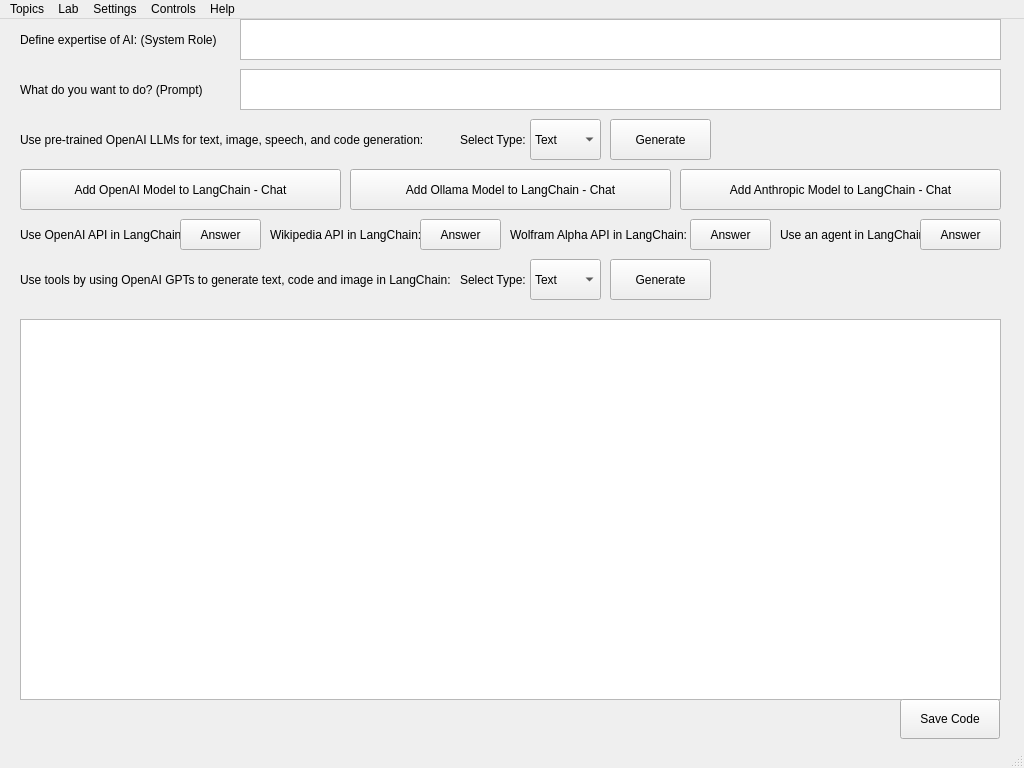
First picture: the form in ui.ui, repository mehrdadeahady/CV_with_ML_and_DL, before the edit.
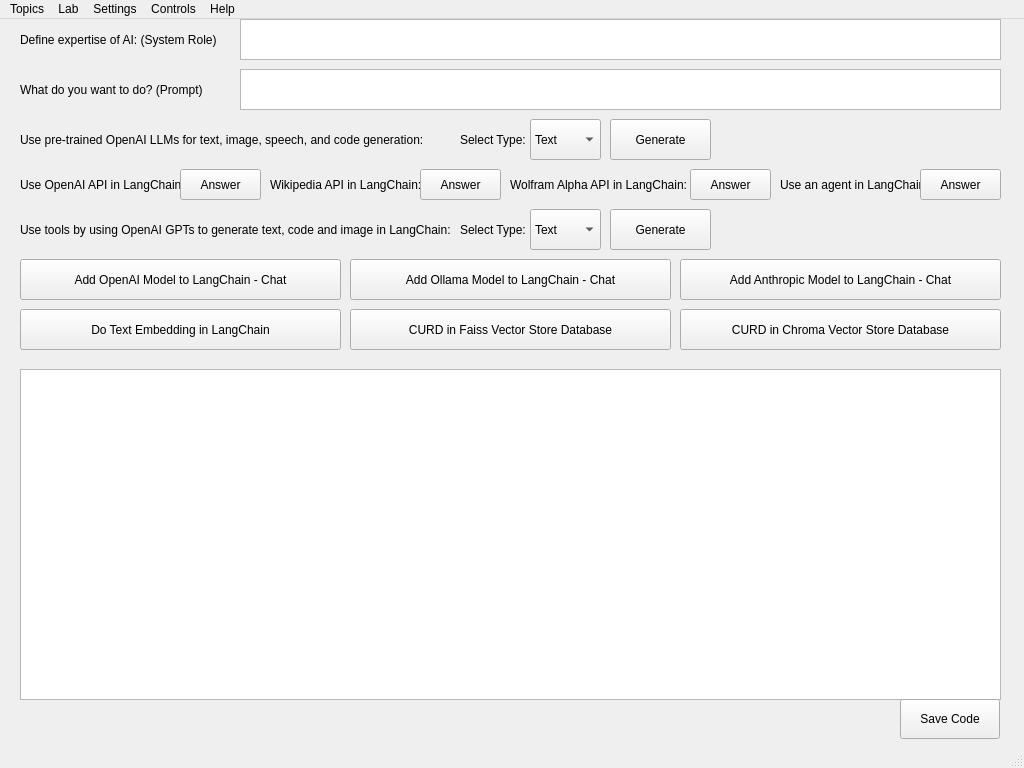
Second picture: the form after the edit. Icons and pictures are not drawn.

Commit message: Text Embedding in LangChain and CRUD in Chroma and Faiss Vector Store Databases added.

```diff
--- a/ui.ui
+++ b/ui.ui
@@ -7640,9 +7640,9 @@
       <property name="geometry">
        <rect>
         <x>10</x>
-        <y>300</y>
+        <y>350</y>
         <width>981</width>
-        <height>381</height>
+        <height>331</height>
        </rect>
       </property>
      </widget>
@@ -7752,7 +7752,7 @@
       <property name="geometry">
        <rect>
         <x>10</x>
-        <y>200</y>
+        <y>150</y>
         <width>171</width>
         <height>31</height>
        </rect>
@@ -7765,7 +7765,7 @@
       <property name="geometry">
        <rect>
         <x>170</x>
-        <y>200</y>
+        <y>150</y>
         <width>81</width>
         <height>31</height>
        </rect>
@@ -7778,7 +7778,7 @@
       <property name="geometry">
        <rect>
         <x>500</x>
-        <y>200</y>
+        <y>150</y>
         <width>181</width>
         <height>31</height>
        </rect>
@@ -7791,7 +7791,7 @@
       <property name="geometry">
        <rect>
         <x>260</x>
-        <y>200</y>
+        <y>150</y>
         <width>151</width>
         <height>31</height>
        </rect>
@@ -7804,7 +7804,7 @@
       <property name="geometry">
        <rect>
         <x>680</x>
-        <y>200</y>
+        <y>150</y>
         <width>81</width>
         <height>31</height>
        </rect>
@@ -7817,7 +7817,7 @@
       <property name="geometry">
        <rect>
         <x>410</x>
-        <y>200</y>
+        <y>150</y>
         <width>81</width>
         <height>31</height>
        </rect>
@@ -7830,7 +7830,7 @@
       <property name="geometry">
        <rect>
         <x>770</x>
-        <y>200</y>
+        <y>150</y>
         <width>151</width>
         <height>31</height>
        </rect>
@@ -7843,7 +7843,7 @@
       <property name="geometry">
        <rect>
         <x>910</x>
-        <y>200</y>
+        <y>150</y>
         <width>81</width>
         <height>31</height>
        </rect>
@@ -7856,7 +7856,7 @@
       <property name="geometry">
        <rect>
         <x>10</x>
-        <y>240</y>
+        <y>190</y>
         <width>441</width>
         <height>41</height>
        </rect>
@@ -7869,7 +7869,7 @@
       <property name="geometry">
        <rect>
         <x>600</x>
-        <y>240</y>
+        <y>190</y>
         <width>101</width>
         <height>41</height>
        </rect>
@@ -7882,7 +7882,7 @@
       <property name="geometry">
        <rect>
         <x>520</x>
-        <y>240</y>
+        <y>190</y>
         <width>71</width>
         <height>41</height>
        </rect>
@@ -7907,7 +7907,7 @@
       <property name="geometry">
        <rect>
         <x>450</x>
-        <y>240</y>
+        <y>190</y>
         <width>71</width>
         <height>41</height>
        </rect>
@@ -7920,7 +7920,7 @@
       <property name="geometry">
        <rect>
         <x>670</x>
-        <y>150</y>
+        <y>240</y>
         <width>321</width>
         <height>41</height>
        </rect>
@@ -7933,7 +7933,7 @@
       <property name="geometry">
        <rect>
         <x>340</x>
-        <y>150</y>
+        <y>240</y>
         <width>321</width>
         <height>41</height>
        </rect>
@@ -7946,7 +7946,7 @@
       <property name="geometry">
        <rect>
         <x>10</x>
-        <y>150</y>
+        <y>240</y>
         <width>321</width>
         <height>41</height>
        </rect>
@@ -7955,6 +7955,45 @@
        <string>Add OpenAI Model to LangChain - Chat</string>
       </property>
      </widget>
+     <widget class="QPushButton" name="pushButton_DoTextEmbeddingInLangChain_OpenAIPromptEngineeringLangChain">
+      <property name="geometry">
+       <rect>
+        <x>10</x>
+        <y>290</y>
+        <width>321</width>
+        <height>41</height>
+       </rect>
+      </property>
+      <property name="text">
+       <string>Do Text Embedding in LangChain</string>
+      </property>
+     </widget>
+     <widget class="QPushButton" name="pushButton_CURDInFaissVectorStoreDatabase_OpenAIPromptEngineeringLangChain">
+      <property name="geometry">
+       <rect>
+        <x>340</x>
+        <y>290</y>
+        <width>321</width>
+        <height>41</height>
+       </rect>
+      </property>
+      <property name="text">
+       <string>CURD in Faiss Vector Store Database</string>
+      </property>
+     </widget>
+     <widget class="QPushButton" name="pushButton_CURDInChromaVectorStoreDatabase_OpenAIPromptEngineeringLangChain">
+      <property name="geometry">
+       <rect>
+        <x>670</x>
+        <y>290</y>
+        <width>321</width>
+        <height>41</height>
+       </rect>
+      </property>
+      <property name="text">
+       <string>CURD in Chroma Vector Store Database</string>
+      </property>
+     </widget>
     </widget>
     <widget class="QWidget" name="page_AboutAuthorDeveloper">
      <widget class="QTextBrowser" name="textBrowser_AboutAuthorDeveloper">
```
The commit also changes 5 other files.
